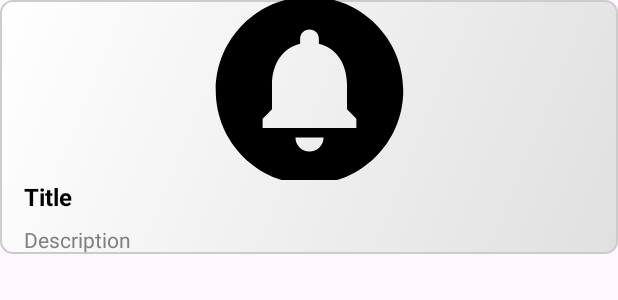
After one commit to PragatiBhadouria/News-App, an Android app: the layout view_pager_list_item.xml on its own in the app's theme, with its tools: preview values and no code run, on a phone screen of 412 x 824 dp. The commit adds this screen. Shown: the top 300 px of the screen. Run offline under Robolectric (Android 15) with nearby library versions, the phone set to English and light mode, and no system bars.

```diff
--- a/app/src/main/java/com/example/moengagenewsapp/NewsAdapter.kt
+++ b/app/src/main/java/com/example/moengagenewsapp/ui/NewsAdapter.kt
@@ -1,3 +1,5 @@
+package com.example.moengagenewsapp.ui
+
 import android.content.Context
 import android.content.Intent
 import android.net.Uri
@@ -83,5 +85,6 @@ class NewsAdapter(private val context: Context, private val articles: List<Artic
                 ""
             }
         }
+
     }
 }
--- /dev/null
+++ b/app/src/main/res/layout/view_pager_list_item.xml
@@ -0,0 +1,47 @@
+<?xml version="1.0" encoding="utf-8"?>
+<androidx.constraintlayout.widget.ConstraintLayout xmlns:android="http://schemas.android.com/apk/res/android"
+    android:layout_width="match_parent"
+    android:layout_height="wrap_content"
+    xmlns:app="http://schemas.android.com/apk/res-auto"
+    android:background="@drawable/article_background">
+
+    <ImageView
+        android:id="@+id/articleImage"
+        android:layout_width="150dp"
+        android:layout_height="120dp"
+        android:scaleType="centerCrop"
+        app:layout_constraintStart_toStartOf="parent"
+        app:layout_constraintTop_toTopOf="parent"
+        app:layout_constraintEnd_toEndOf="parent"
+        android:src="@drawable/baseline_circle_notifications_24" />
+
+    <TextView
+        android:id="@+id/articleTitle"
+        android:layout_width="0dp"
+        android:layout_height="wrap_content"
+        android:ellipsize="end"
+        android:maxLines="1"
+        android:text="Title"
+        android:textColor="@color/black"
+        android:layout_marginStart="16dp"
+        android:layout_marginEnd="16dp"
+        android:textSize="16sp"
+        android:textStyle="bold"
+        app:layout_constraintStart_toStartOf="parent"
+        app:layout_constraintTop_toBottomOf="@+id/articleImage"
+        app:layout_constraintEnd_toEndOf="parent"/>
+
+    <TextView
+        android:id="@+id/articleDescription"
+        android:layout_width="0dp"
+        android:layout_height="wrap_content"
+        android:layout_marginTop="8dp"
+        android:ellipsize="end"
+        android:maxLines="2"
+        android:text="Description"
+        android:textColor="@color/dark_grey"
+        app:layout_constraintStart_toStartOf="@+id/articleTitle"
+        app:layout_constraintTop_toBottomOf="@+id/articleTitle"
+        app:layout_constraintEnd_toEndOf="@+id/articleTitle"/>
+
+</androidx.constraintlayout.widget.ConstraintLayout>
```
Also changed, not shown: app/src/main/java/com/example/moengagenewsapp/MainActivity.kt (+39 -48 lines), app/src/main/java/com/example/moengagenewsapp/ui/MainViewModel.kt (added, +71 -0 lines), app/src/main/java/com/example/moengagenewsapp/ui/MainViewModelFactory.kt (added, +12 -0 lines), app/src/main/java/com/example/moengagenewsapp/ui/NewsViewPagerAdapter.kt (added, +56 -0 lines), app/src/main/res/layout/activity_main.xml (+17 -0 lines).
